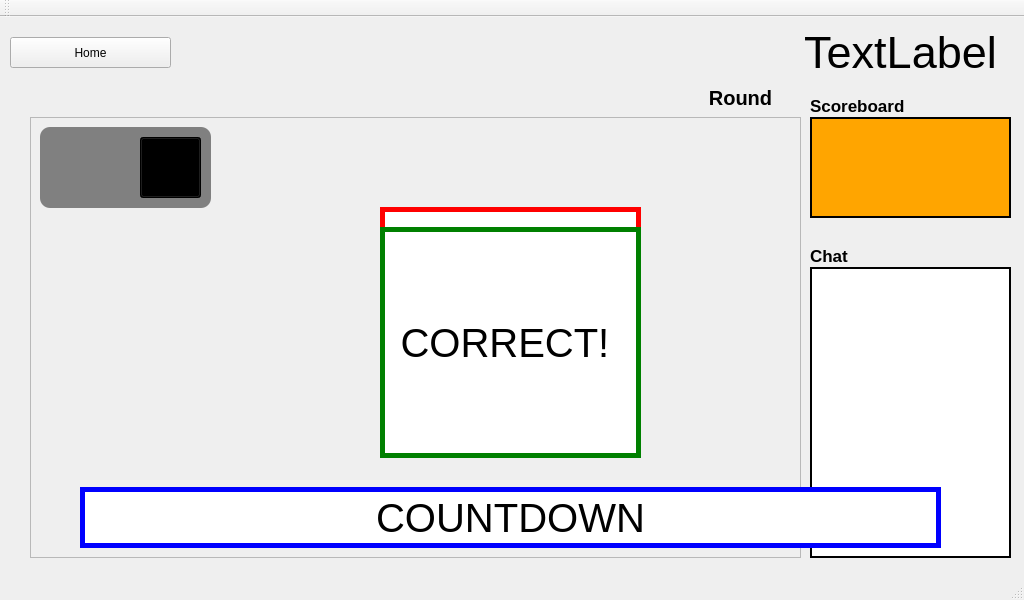
Qt form secondwindow.ui (sssss1031/bootcamp_sketch) before a commit.
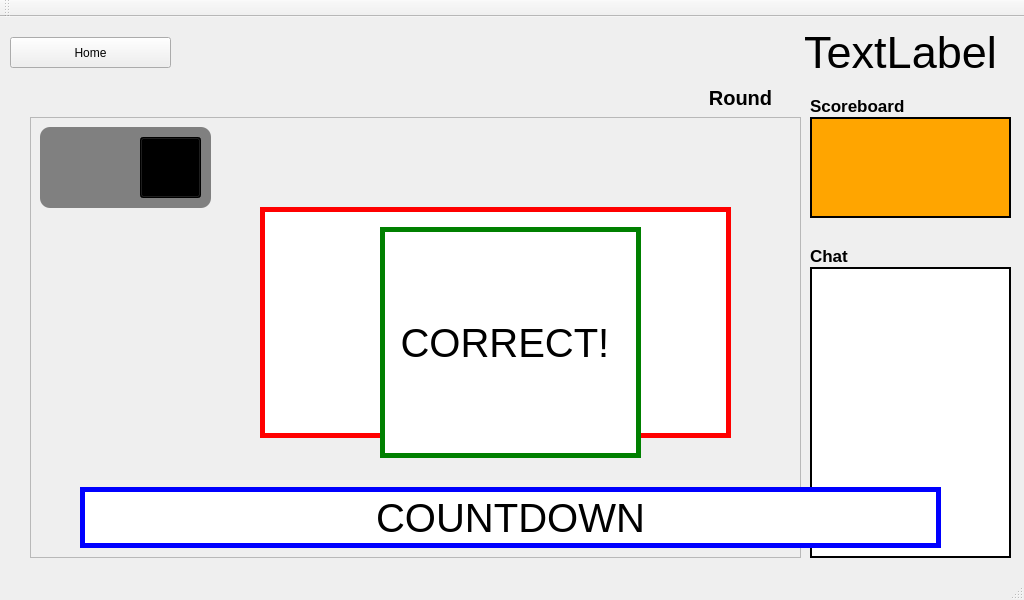
The same form after that commit.

What changed in the file:
```diff
--- a/secondwindow.ui
+++ b/secondwindow.ui
@@ -48,9 +48,9 @@
     <widget class="QLabel" name="timeover">
      <property name="geometry">
       <rect>
-       <x>350</x>
+       <x>230</x>
        <y>90</y>
-       <width>261</width>
+       <width>471</width>
        <height>231</height>
       </rect>
      </property>
```
